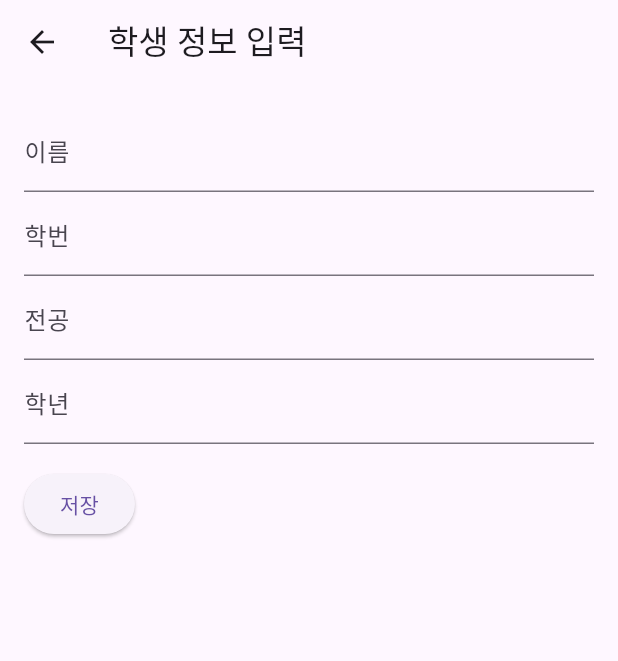
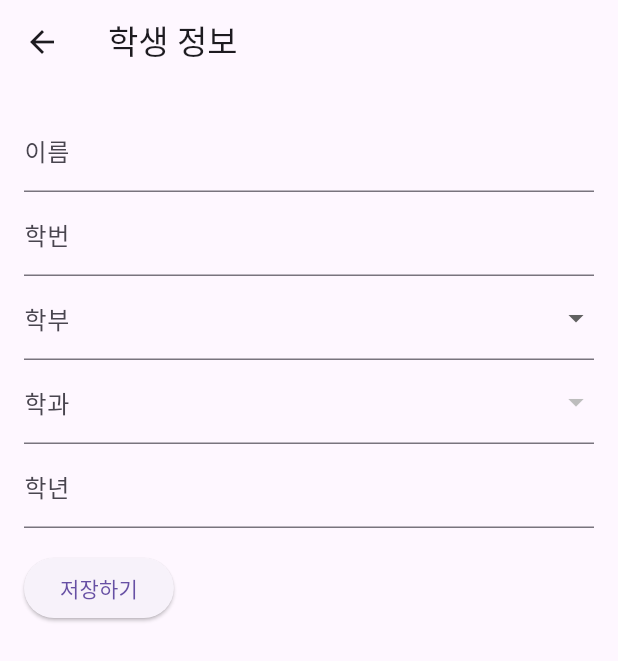
Before and after one commit to LightandSaltt/2024_capstone_design_teamPioneer, a Flutter app: the StuInformation screen opened directly, on a phone screen of 412 x 824 dp. Shown: the top 661 px of the screen. Run offline on Flutter 3.47's test engine with Material 3 defaults, Android fonts, the phone set to English and light mode, and no system bars; our stand-ins replace firebase_auth, firebase_core, firebase_database, flutter_svg, google_sign_in, image_picker and 1 more; accounts and stored records are empty.

Commit message:
android 패키지명 교체 + 학생 정보입력 페이지 수정

```diff
--- a/lib/main.dart
+++ b/lib/main.dart
@@ -7,6 +7,7 @@ import 'package:hansik_app/screens/mypage.dart';
 import 'package:hansik_app/screens/notification.dart';
 import 'package:hansik_app/screens/payment_details.dart';
 import 'package:hansik_app/screens/profile_change.dart';
+import 'package:hansik_app/screens/stu_information.dart';
 
 import 'firebase_options.dart';
 
@@ -26,7 +27,7 @@ class MyApp extends StatelessWidget {
     return MaterialApp(
       title: 'hansik_app',
       debugShowCheckedModeBanner: false,
-      home: LoginScreen(), // LoginScreen을 여기서 호출
+      home: StuInformation(), // LoginScreen을 여기서 호출
 
       routes: {
         '/profile_change': (context) => ProfileChangeScreen(),
--- a/lib/screens/stu_information.dart
+++ b/lib/screens/stu_information.dart
@@ -13,14 +13,29 @@ class _StuInformationState extends State<StuInformation> {
   final _formKey = GlobalKey<FormState>();
   final _nameController = TextEditingController();
   final _studentIdController = TextEditingController();
-  final _majorController = TextEditingController();
   final _gradeController = TextEditingController();
+
+  String? _selectedDepartment; // 선택된 학부
+  String? _selectedMajor; // 선택된 학과
+
+  final Map<String, List<String>> _departments = {
+    '문과대학': ['국어국문・창작학과', '영어영문학과', '응용영어콘텐츠학과', '일어일문학전공', '프랑스어문학전공', '문헌정보학과', '사학과', '기독교학과'],
+    '사범대학': ['국어교육과', '영어교육과', '교육학과', '역사교육과', '미술교육과', '수학교육과'],
+    '공과대학': ['정보통신학과', '전기전자공학과', '멀티미디어공학과', '건축학과', '건축공학전공', '토목환경공학전공', '기계공학과', '화학공학과', '신소재공학과'],
+    '스마트융합대학': ['컴퓨터공학과', '산업경영공학과', 'AI융합학과', '수학과', '빅데이터응용학과'],
+    '경상대학': ['경영학과', '회계학과', '무역물류학과', '경제학과', '중국경제통상학과', '호텔항공경영학과', '경영정보학과'],
+    '사회과학대학': ['법학전공', '법무법학전공', '행정학과', '경찰학과', '정치언론학과', '사회복지학과', '아동복지학과', '상담심리학과', '사회적경제기업학과'],
+    '생명・나노과학대학': ['생명시스템과학과', '식품영양학과', '화학과', '간호학과', '스포츠과학과', '바이오제약공학과', '융합기술경영학과'],
+    '탈메이지교양・융합대학': ['창의융합학부', '자유전공학부'],
+    '아트・디자인테크놀로지대학': ['회화과', '미디어영상학과', '패션디자인학과', '융합디자인학과'],
+    '린튼글로벌스쿨': ['글로벌IT경영전공', '글로벌비즈니스전공'],
+  };
 
   @override
   Widget build(BuildContext context) {
     return Scaffold(
       appBar: AppBar(
-        title: Text('학생 정보 입력'),
+        title: Text('학생 정보'),
       ),
       body: SingleChildScrollView(
         child: Form(
@@ -48,20 +63,61 @@ class _StuInformationState extends State<StuInformation> {
                     if (value == null || value.isEmpty) {
                       return '학번을 입력하세요.';
                     }
-                    // 학번 형식에 맞는지 확인하는 추가적인 유효성 검사 로직을 여기에 추가할 수 있습니다.
+                    // 학번 형식에 맞는지 확인하는 추가적인 유효성 검사 로직
+                    //8자리 숫자형식
+                    if (!RegExp(r'^\d{8}$').hasMatch(value)) {
+                      return '올바른 학번 8자리를 입력해주세요.';
+                    }
+
                     return null;
                   },
                 ),
-                TextFormField(
-                  controller: _majorController,
-                  decoration: InputDecoration(labelText: '전공'),
+                DropdownButtonFormField<String>(
+                  value: _selectedDepartment,
+                  decoration: InputDecoration(labelText: '학부'),
+                  items: _departments.keys.map((String department) {
+                    return DropdownMenuItem<String>(
+                      value: department,
+                      child: Text(department),
+                    );
+                  }).toList(),
+                  onChanged: (String? newValue) {
+                    setState(() {
+                      _selectedDepartment = newValue;
+                      _selectedMajor = null; // 학부 변경 시 학과 초기화
+                    });
+                  },
                   validator: (value) {
                     if (value == null || value.isEmpty) {
-                      return '전공을 입력하세요.';
+                      return '학부를 선택하세요.';
                     }
                     return null;
                   },
                 ),
+                DropdownButtonFormField<String>(
+                  value: _selectedMajor,
+                  decoration: InputDecoration(labelText: '학과'),
+                  items: _selectedDepartment != null
+                      ? _departments[_selectedDepartment]!.map((String major) {
+                    return DropdownMenuItem<String>(
+                      value: major,
+                      child: Text(major),
+                    );
+                  }).toList()
+                      : [],
+                  onChanged: (String? newValue) {
+                    setState(() {
+                      _selectedMajor = newValue;
+                    });
+                  },
+                  validator: (value) {
+                    if (value == null || value.isEmpty) {
+                      return '학과를 선택하세요.';
+                    }
+                    return null;
+                  },
+                ),
+
                 TextFormField(
                   controller: _gradeController,
                   decoration: InputDecoration(labelText: '학년'),
@@ -89,7 +145,7 @@ class _StuInformationState extends State<StuInformation> {
                             await databaseRef.child('users/${user.uid}').set({
                               'name': _nameController.text,
                               'studentId': _studentIdController.text,
-                              'major': _majorController.text,
+                              'major': _selectedMajor,
                               'grade': _gradeController.text,
                             });
 
@@ -105,7 +161,7 @@ class _StuInformationState extends State<StuInformation> {
                         }
                       }
                     },
-                    child: Text('저장'),
+                    child: Text('저장하기'),
                   ),
                 ),
               ],
```
Also changed, not shown: 2 other files.
